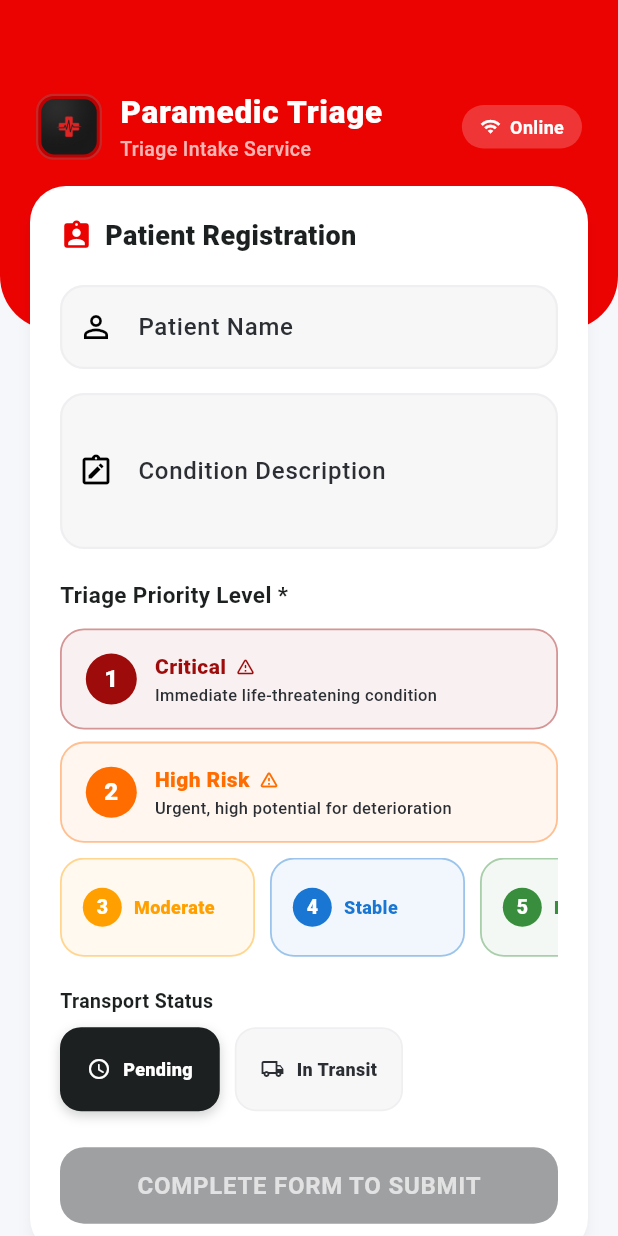
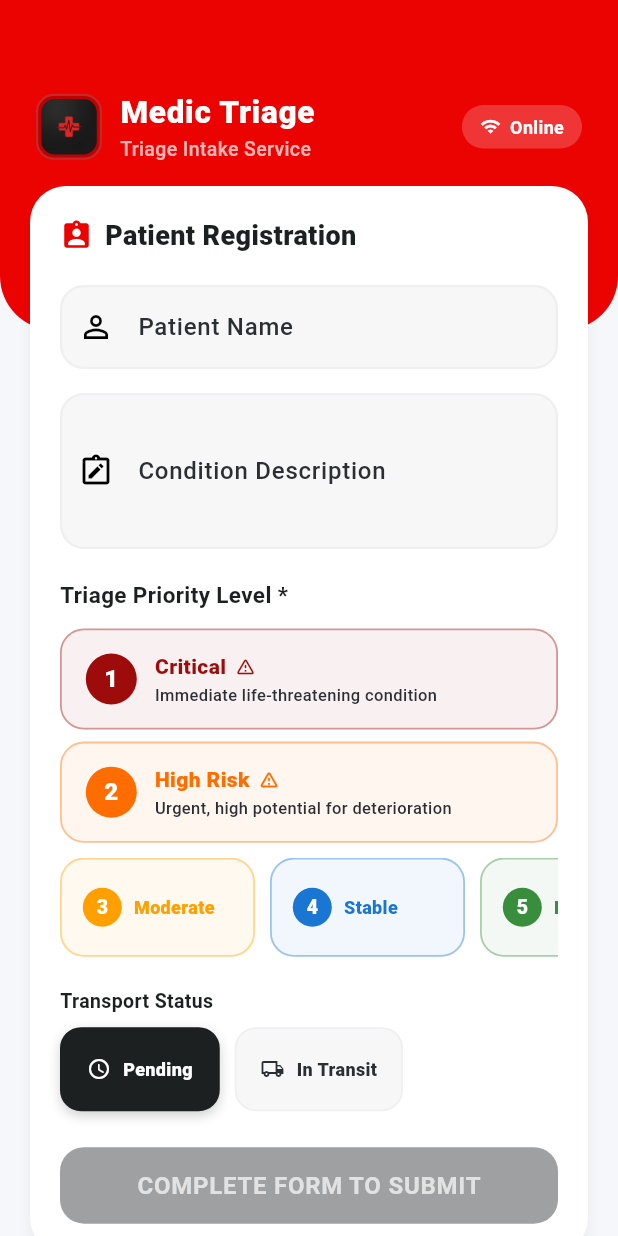
Before and after one commit to Davisdavy/emkfoundation_triage, a Flutter app: the screen it shows after launch, on a phone screen of 412 x 824 dp. Run offline on Flutter 3.47's test engine with Material 3 defaults, Android fonts, the phone set to English and light mode, and no system bars; our stand-ins replace connectivity_plus, hive, hive_flutter; accounts and stored records are empty.

Commit message:
feat: rename application from Paramedic Triage to Medic Triage

```diff
--- a/lib/app.dart
+++ b/lib/app.dart
@@ -34,7 +34,7 @@ class App extends StatelessWidget {
         ),
       ],
       child: MaterialApp(
-        title: 'Paramedic Triage',
+        title: 'Medic Triage',
         debugShowCheckedModeBanner: false,
         theme: AppTheme.lightTheme,
         home: const TriageScreen(),
--- a/lib/features/triage/screens/triage_screen.dart
+++ b/lib/features/triage/screens/triage_screen.dart
@@ -217,7 +217,7 @@ class _TriageScreenState extends State<TriageScreen> with WidgetsBindingObserver
                                         crossAxisAlignment: CrossAxisAlignment.start,
                                         children: [
                                           Text(
-                                            'Paramedic Triage',
+                                            'Medic Triage',
                                             style: TextStyle(
                                               color: Colors.white,
                                               fontWeight: FontWeight.w900,
```
Also changed, not shown: 4 other files.
